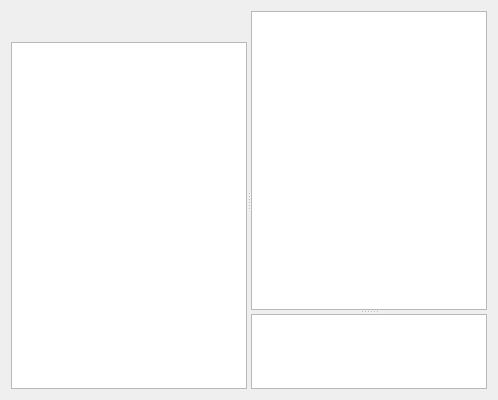
First picture: the form in qw_client/gui/WidgetSendPrivMsg.ui, repository pcjpnet/qwired-suite, before the edit.
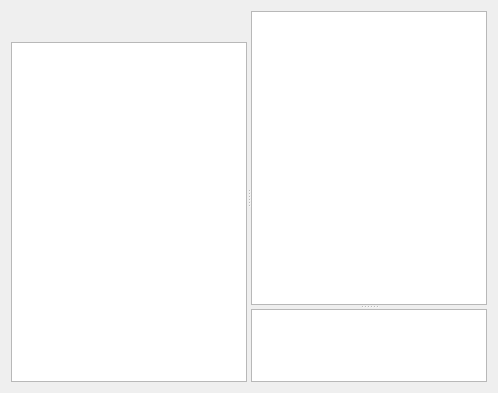
Second picture: the form after the edit. Icons and pictures are not drawn.

The edit to the form file:
```diff
--- a/qw_client/gui/WidgetSendPrivMsg.ui
+++ b/qw_client/gui/WidgetSendPrivMsg.ui
@@ -7,7 +7,7 @@
     <x>0</x>
     <y>0</y>
     <width>498</width>
-    <height>400</height>
+    <height>393</height>
    </rect>
   </property>
   <property name="windowTitle" >
```
